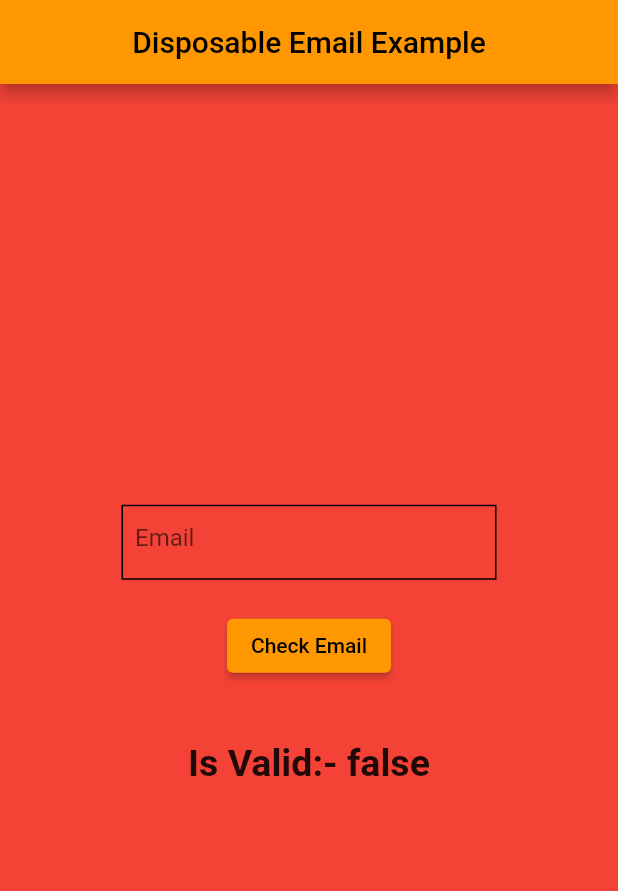
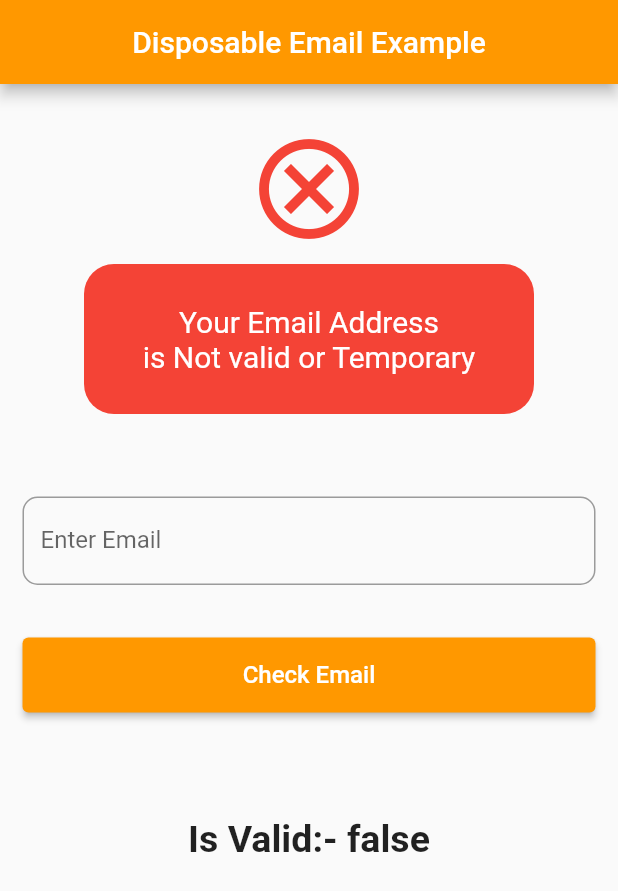
Before and after one commit to husen313/check_disposable_email, a Flutter app: the screen it shows after launch, after a tap on "Check Email", on a phone screen of 412 x 824 dp. Shown: the top 891 px of the screen. Run offline on Flutter 3.47's test engine with Material 2 defaults, Android fonts, the phone set to English and light mode, and no system bars.

```diff
--- a/example/lib/main.dart
+++ b/example/lib/main.dart
@@ -37,54 +37,109 @@ class _MyHomePageState extends State<MyHomePage> {
   @override
   Widget build(BuildContext context) {
     return Scaffold(
-      backgroundColor: isValidEmail != null
-          ? isValidEmail!
-              ? Colors.green
-              : Colors.red
-          : Colors.white,
       appBar: AppBar(
         centerTitle: true,
-        title: const Text('Disposable Email Example'),
+        title: const Text(
+          'Disposable Email Example',
+          style: TextStyle(color: Colors.white),
+        ),
       ),
       body: Center(
-        child: Column(
-          mainAxisAlignment: MainAxisAlignment.center,
+        child: ListView(
           children: <Widget>[
-            Container(
-              height: 50,
-              width: 250,
-              padding: const EdgeInsets.all(8.0),
-              decoration: BoxDecoration(border: Border.all()),
+            const SizedBox(height: 30),
+            Visibility(
+              visible: emailMessage().isNotEmpty,
+              child: Icon(
+                isValidEmail ?? false
+                    ? Icons.check_circle_outline
+                    : Icons.cancel_outlined,
+                size: 80,
+                color: isValidEmail ?? false ? Colors.green : Colors.red,
+              ),
+            ),
+            Center(
+              child: Container(
+                width: 300,
+                height: 100,
+                alignment: Alignment.center,
+                margin: const EdgeInsets.symmetric(vertical: 10.0),
+                decoration: BoxDecoration(
+                  borderRadius: BorderRadius.circular(20.0),
+                  color: isValidEmail != null
+                      ? isValidEmail!
+                          ? Colors.green
+                          : Colors.red
+                      : Colors.white,
+                ),
+                child: Visibility(
+                  visible: emailMessage().isNotEmpty,
+                  child: Text(
+                    emailMessage(),
+                    textAlign: TextAlign.center,
+                    style: const TextStyle(fontSize: 20, color: Colors.white),
+                  ),
+                ),
+              ),
+            ),
+            const SizedBox(height: 30),
+            Padding(
+              padding: const EdgeInsets.all(15.0),
               child: TextFormField(
                 controller: controller,
-                decoration: const InputDecoration(
-                  hintText: "Email",
-                  border: InputBorder.none,
+                decoration: InputDecoration(
+                  labelText: "Enter Email",
+                  border: OutlineInputBorder(
+                      borderRadius: BorderRadius.circular(10.0)),
                 ),
               ),
             ),
             Padding(
-              padding: const EdgeInsets.symmetric(vertical: 20),
-              child: ElevatedButton(
-                  onPressed: () async {
-                    FocusScope.of(context).unfocus();
-                    isValidEmail =
-                        Disposable.instance.hasValidEmail(controller.text);
-                    setState(() {});
-                  },
-                  child: const Text("Check Email")),
+              padding:
+                  const EdgeInsets.symmetric(vertical: 20, horizontal: 15.0),
+              child: SizedBox(
+                height: 50,
+                child: ElevatedButton(
+                  onPressed: checkIsValidEmail,
+                  child: const Text(
+                    "Check Email",
+                    style: TextStyle(color: Colors.white, fontSize: 16),
+                  ),
+                ),
+              ),
             ),
-            Padding(
-              padding: const EdgeInsets.symmetric(vertical: 20),
-              child: Text(
-                "Is Valid:- ${isValidEmail != null ? "$isValidEmail" : ""}",
-                style:
-                    const TextStyle(fontSize: 25, fontWeight: FontWeight.bold),
+            const SizedBox(height: 30),
+            Center(
+              child: Padding(
+                padding: const EdgeInsets.symmetric(vertical: 20),
+                child: Text(
+                  "Is Valid:- ${isValidEmail != null ? "$isValidEmail" : ""}",
+                  style: const TextStyle(
+                      fontSize: 25, fontWeight: FontWeight.bold),
+                ),
               ),
-            )
+            ),
           ],
         ),
       ),
     );
   }
+
+  String emailMessage() {
+    if (isValidEmail == null) return "";
+    if (isValidEmail!) {
+      return "Your Email Address is valid";
+    } else {
+      return "Your Email Address\nis Not valid or Temporary";
+    }
+  }
+
+  void checkIsValidEmail() {
+    if (mounted) {
+      setState(() {
+        FocusScope.of(context).unfocus();
+        isValidEmail = Disposable.instance.hasValidEmail(controller.text);
+      });
+    }
+  }
 }
```
Also changed, not shown: pubspec.yaml (+1 -27 lines), image/README/1691165538166.png (added), image/README/1691165549840.png (added), 3 other files.
